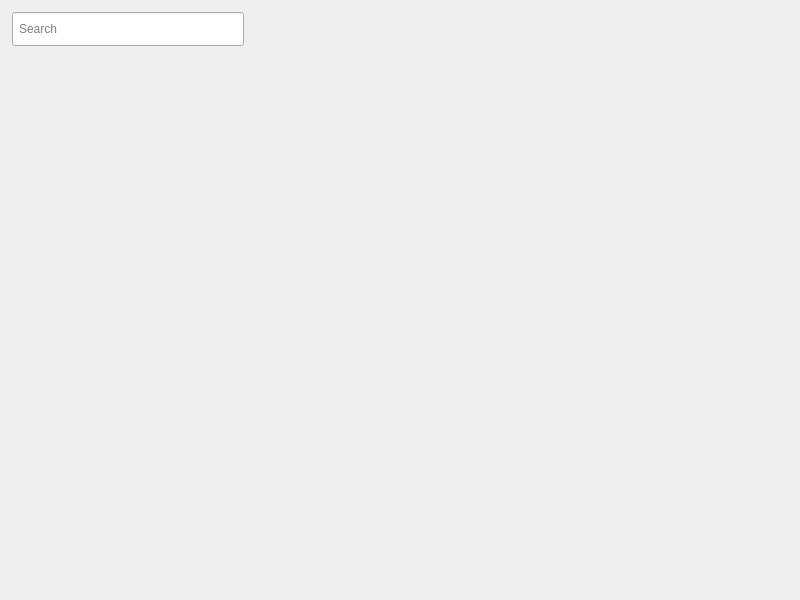
Above: devtoolsmainwindow.ui from Dontsoft/OneForAll before the change. Below: the same form after it.
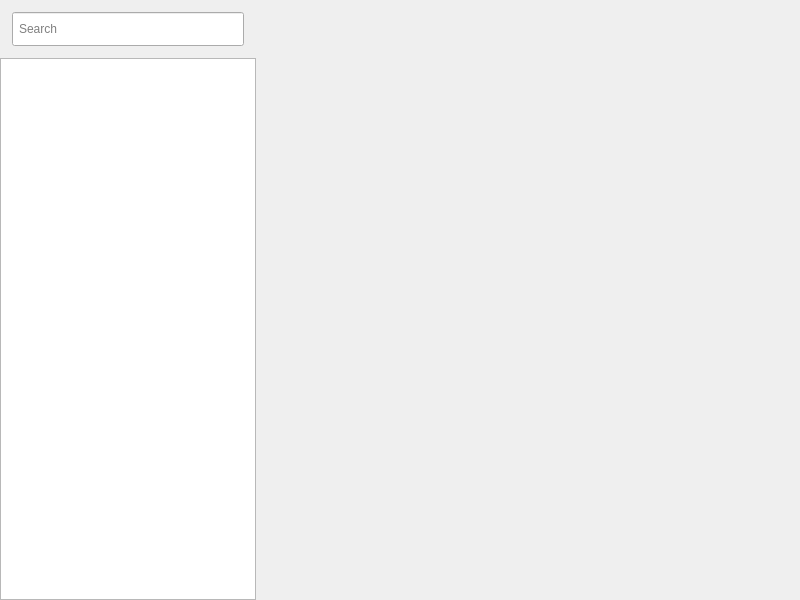
That is the form after the change.

The edit to the form file:
```diff
--- a/devtoolsmainwindow.ui
+++ b/devtoolsmainwindow.ui
@@ -14,11 +14,7 @@
    <string>DevToolsMainWindow</string>
   </property>
   <property name="styleSheet">
-   <string notr="true">QAbstractItemView {
-	background: transparent;
-}
-
-QLineEdit, QSpinBox, QDoubleSpinBox {
+   <string notr="true">QLineEdit, QSpinBox, QDoubleSpinBox {
 	min-height: 24px;
 	padding: 4px;
 }</string>
@@ -81,16 +77,10 @@
        </layout>
       </item>
       <item>
-       <widget class="QTreeView" name="navigationTreeView">
+       <widget class="QListView" name="navigationListView">
         <property name="editTriggers">
          <set>QAbstractItemView::NoEditTriggers</set>
         </property>
-        <property name="animated">
-         <bool>true</bool>
-        </property>
-        <attribute name="headerVisible">
-         <bool>false</bool>
-        </attribute>
        </widget>
       </item>
      </layout>
```
Left out of the diff: 2 changed lines with no effect on the pictures.
